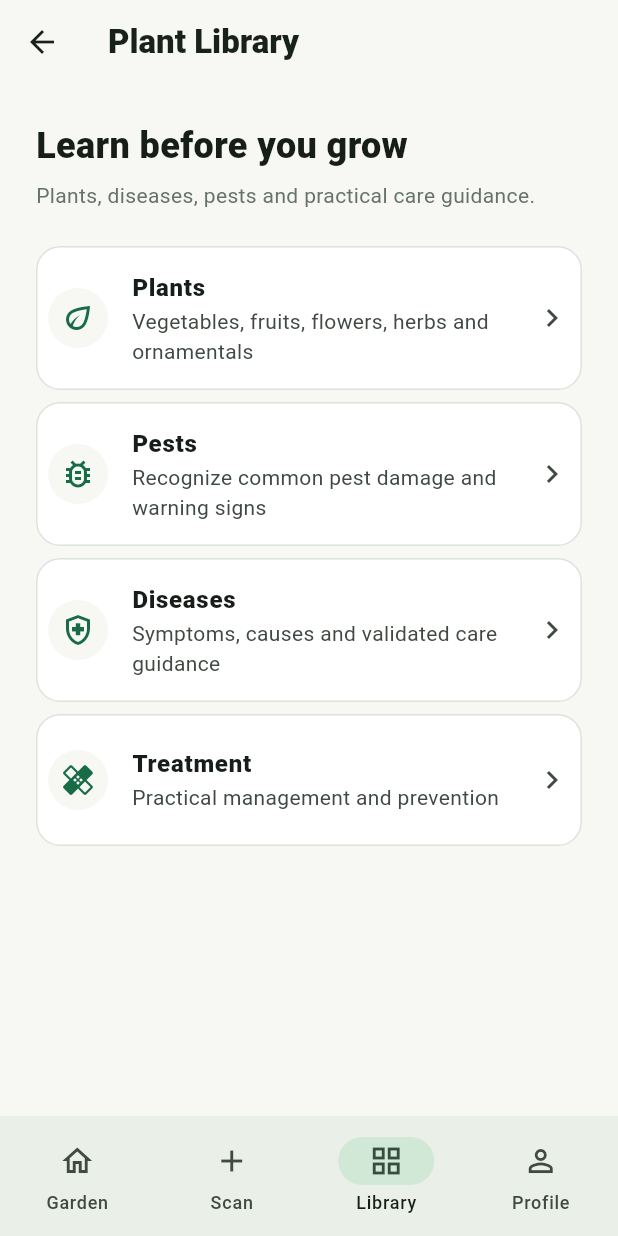
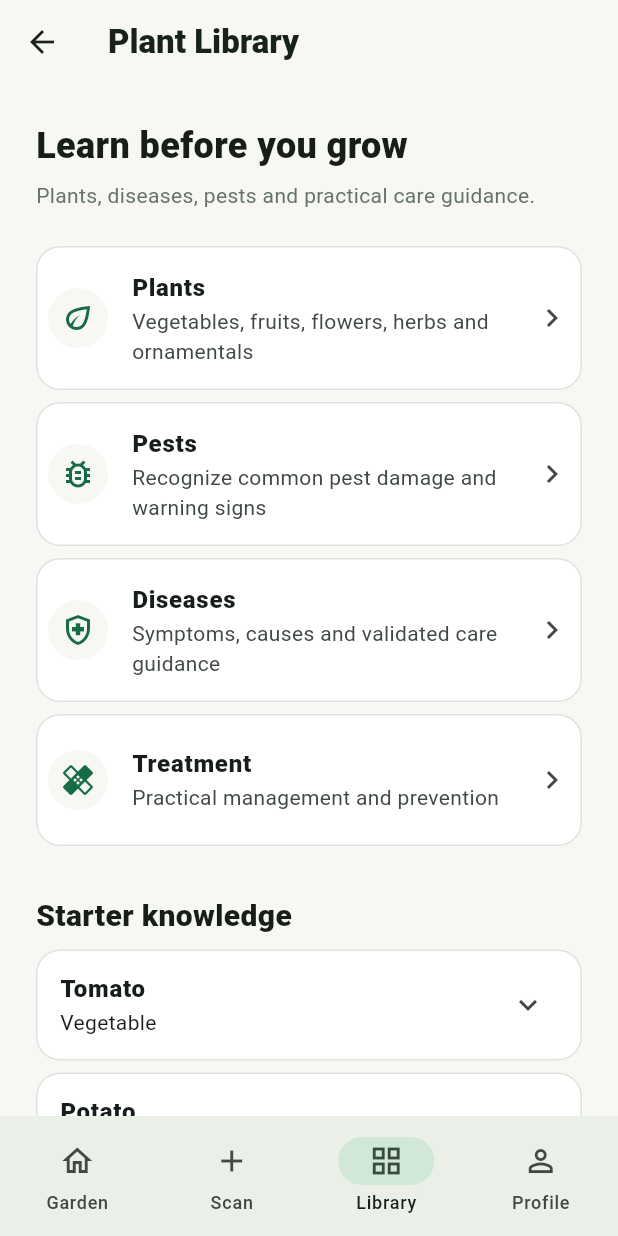
Before and after one commit to antony916/plant-disease-detection-cnn, a Flutter app: the LibraryScreen screen opened by its route, on a phone screen of 412 x 824 dp. Run offline on Flutter 3.47's test engine with Material 3 defaults, Android fonts, the phone set to English and light mode, and no system bars; our stand-ins replace firebase_core, firebase_messaging, image_picker, supabase_flutter; accounts and stored records are empty; statements that could not run were skipped.

Commit message:
Expand PlantCare library with starter knowledge and support hub

```diff
--- a/mobile/lib/features/library/library_screen.dart
+++ b/mobile/lib/features/library/library_screen.dart
@@ -1,6 +1,7 @@
 import 'package:flutter/material.dart';
 
 import '../../core/navigation/app_router.dart';
+import '../../core/services/plant_knowledge_service.dart';
 import '../../core/theme/app_theme.dart';
 
 class LibraryScreen extends StatelessWidget {
@@ -12,7 +13,7 @@ class LibraryScreen extends StatelessWidget {
       appBar: AppBar(title: const Text('Plant Library', style: TextStyle(fontWeight: FontWeight.w800))),
       body: ListView(
         padding: const EdgeInsets.all(PlantCareSpacing.lg),
-        children: const [
+        children: [
           Text('Learn before you grow', style: TextStyle(fontSize: 24, fontWeight: FontWeight.w800)),
           SizedBox(height: 6),
           Text('Plants, diseases, pests and practical care guidance.', style: TextStyle(color: PlantCareColors.muted)),
@@ -21,12 +22,20 @@ class LibraryScreen extends StatelessWidget {
           _LibraryTile(icon: Icons.bug_report_outlined, title: 'Pests', subtitle: 'Recognize common pest damage and warning signs'),
           _LibraryTile(icon: Icons.health_and_safety_outlined, title: 'Diseases', subtitle: 'Symptoms, causes and validated care guidance'),
           _LibraryTile(icon: Icons.healing_outlined, title: 'Treatment', subtitle: 'Practical management and prevention'),
+          const SizedBox(height: PlantCareSpacing.lg),
+          const Text('Starter knowledge', style: TextStyle(fontSize: 20, fontWeight: FontWeight.w800)),
+          const SizedBox(height: PlantCareSpacing.sm),
+          for (final entry in const PlantKnowledgeService().entries) _KnowledgeCard(entry: entry),
+          const SizedBox(height: PlantCareSpacing.lg),
+          FilledButton.icon(onPressed: () => Navigator.pushNamed(context, AppRouter.support), icon: const Icon(Icons.support_agent_outlined), label: const Text('Community, experts & resources')),
         ],
       ),
       bottomNavigationBar: const AppBottomNav(selectedIndex: 2),
     );
   }
 }
+
+class _KnowledgeCard extends StatelessWidget { final PlantKnowledgeEntry entry; const _KnowledgeCard({required this.entry}); @override Widget build(BuildContext context) { return Card(margin: const EdgeInsets.only(bottom: PlantCareSpacing.sm), child: ExpansionTile(title: Text(entry.title, style: const TextStyle(fontWeight: FontWeight.w800)), subtitle: Text(entry.category), childrenPadding: const EdgeInsets.fromLTRB(16, 0, 16, 16), children: [Align(alignment: Alignment.centerLeft, child: Text(entry.summary)), const SizedBox(height: 8), for (final tip in entry.careTips) Align(alignment: Alignment.centerLeft, child: Padding(padding: const EdgeInsets.only(bottom: 4), child: Text('• $tip')))])); } }
 
 class _LibraryTile extends StatelessWidget {
   final IconData icon;
```
